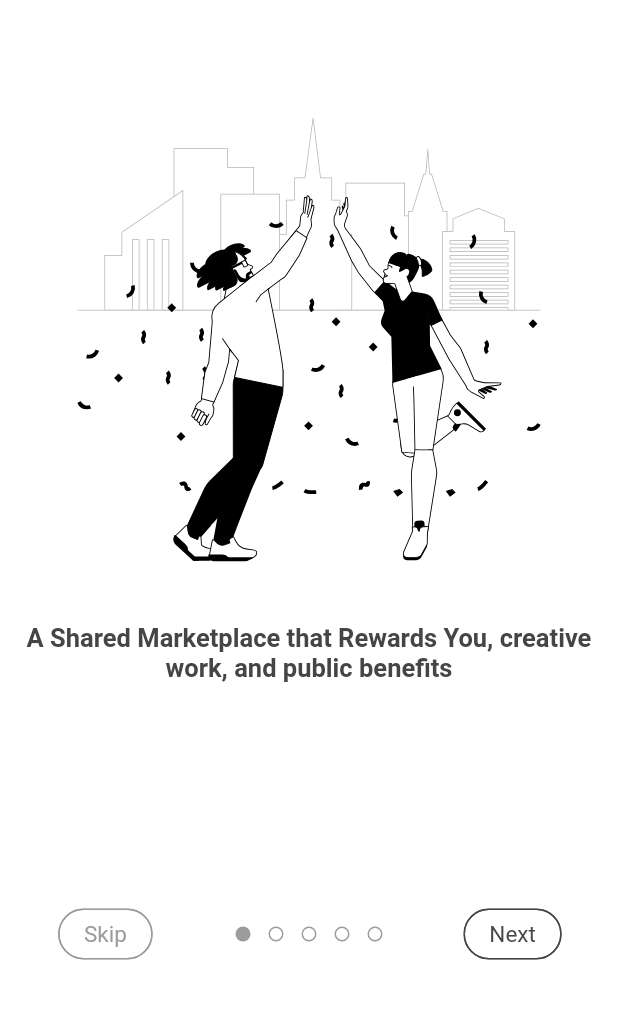
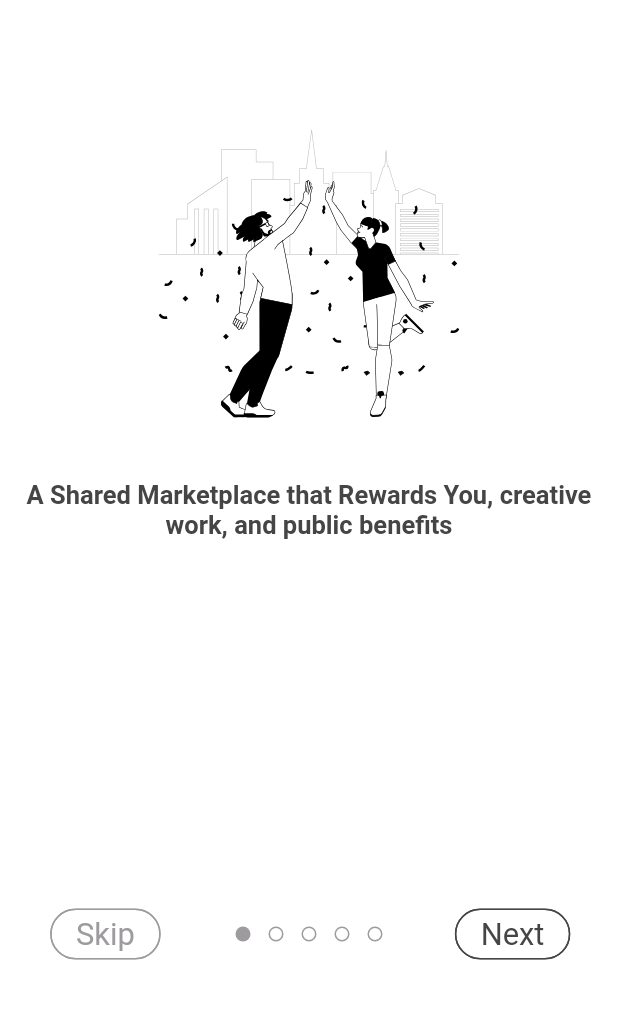
Before and after one commit to Wadie-ess/sft_project-2, a Flutter app: the screen it shows after launch, after a tap on "Skip Intro...", on a phone screen of 412 x 824 dp, the part 224-1236 px from its top. Run offline on Flutter 3.47's test engine with Material 2 defaults, Android fonts, the phone set to English and light mode, and no system bars; drawn by our look-alikes of auto_size_text, introduction_screen; our stand-ins replace badges, country_code_picker, date_time_picker, device_preview, dotted_line, dropdown_search and 15 more; missing offline and left inert: autocomplete_textfield, flutter_dialogs, flutter_inappwebview, onboarding.

Commit message:
fix onbording screens

```diff
--- a/lib/routes/onboarding/onboarding_view.dart
+++ b/lib/routes/onboarding/onboarding_view.dart
@@ -1,7 +1,9 @@
+import 'package:auto_size_text/auto_size_text.dart';
 import 'package:flutter/material.dart';
 import 'package:flutter_svg/flutter_svg.dart';
 import 'package:get/get.dart';
 import 'package:introduction_screen/introduction_screen.dart';
+import 'package:sizer/sizer.dart';
 import 'package:world/constants/CColors.dart';
 import 'package:world/routes/locationPermission/location_permission_page.dart';
 import 'package:world/routes/main/my_home_page.dart';
@@ -59,30 +61,36 @@ class _OnBoardingPageState extends State<OnBoardingPage> {
   }
 
   Widget _buildImage(String assetName, String title, String content, int screenNumber) {
-    return Column(
+    return Flex(
+      direction: Axis.vertical,
       children: [
         SizedBox(height: Get.height * 0.225),
-        FittedBox(
-          child: Text(
+        Flexible(
+          flex: 1,
+          child: AutoSizeText(
             title,
             style: TextStyle(
               fontFamily: 'Roboto',
               color: Color(0xff464545),
-              fontSize: 18,
+              fontSize: 18.sp,
             ),
             textAlign: TextAlign.center,
           ),
         ),
         SizedBox(height: Get.height * 0.026),
-        SvgPicture.asset(
-          "assets/onboarding/$assetName.svg",
-          width: Get.width * 0.75,
+        Flexible(
+          flex: 1,
+          child: SvgPicture.asset(
+            "assets/onboarding/$assetName.svg",
+            width: Get.width * 0.75,
+          ),
         ),
         SizedBox(height: Get.height * 0.050),
-        Expanded(
+        Flexible(
+          flex: 1,
           child: Padding(
             padding: const EdgeInsets.only(left: 16.0, right: 16.0),
-            child: Text(
+            child: AutoSizeText(
               content,
               style: screenNumber==1?TextStyle(
                 fontFamily: 'Roboto',
@@ -105,12 +113,12 @@ class _OnBoardingPageState extends State<OnBoardingPage> {
 
   Widget button({String text, bool isPassive}) {
     return Chip(
-      label: Text(
+      label: AutoSizeText(
         text,
         style: TextStyle(
           fontFamily: 'Roboto',
           color: isPassive ? Color(0xff9D9B9D) : Color(0xff464545),
-          fontSize: 15,
+          fontSize: 15.sp,
         ),
       ),
       padding: EdgeInsets.only(left: Get.width * 0.02, right: Get.width * 0.02),
@@ -147,6 +155,7 @@ class _OnBoardingPageState extends State<OnBoardingPage> {
   Widget build(BuildContext context) {
     return IntroductionScreen(
       //  key: introKey,
+
       globalBackgroundColor: Colors.white,
       globalHeader: logo(),
       pages: [
@@ -154,7 +163,7 @@ class _OnBoardingPageState extends State<OnBoardingPage> {
           title: "",
           body: "",
           image: _buildImage(splashData[0].imageName, splashData[0].title, splashData[0].text, 1),
-          decoration: PageDecoration(fullScreen: true),
+          decoration: PageDecoration(fullScreen: true,),
         ),
         PageViewModel(
           title: "",
```
